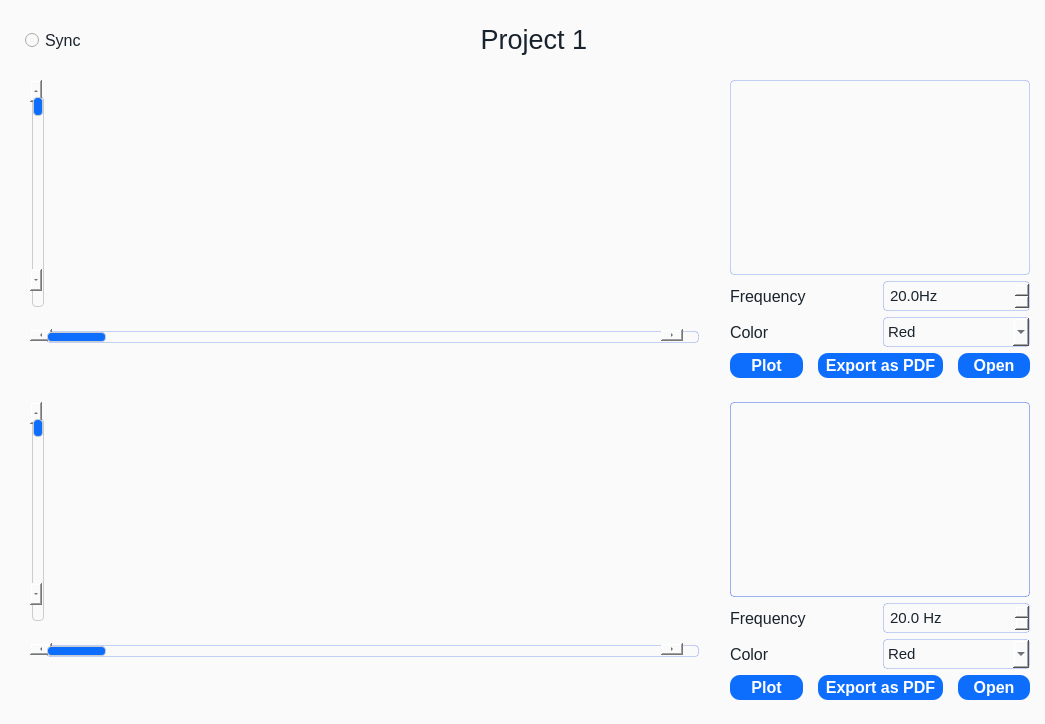
Above: main.ui from omarshaban02/SigView-DSP-Task before the change. Below: the same form after it.
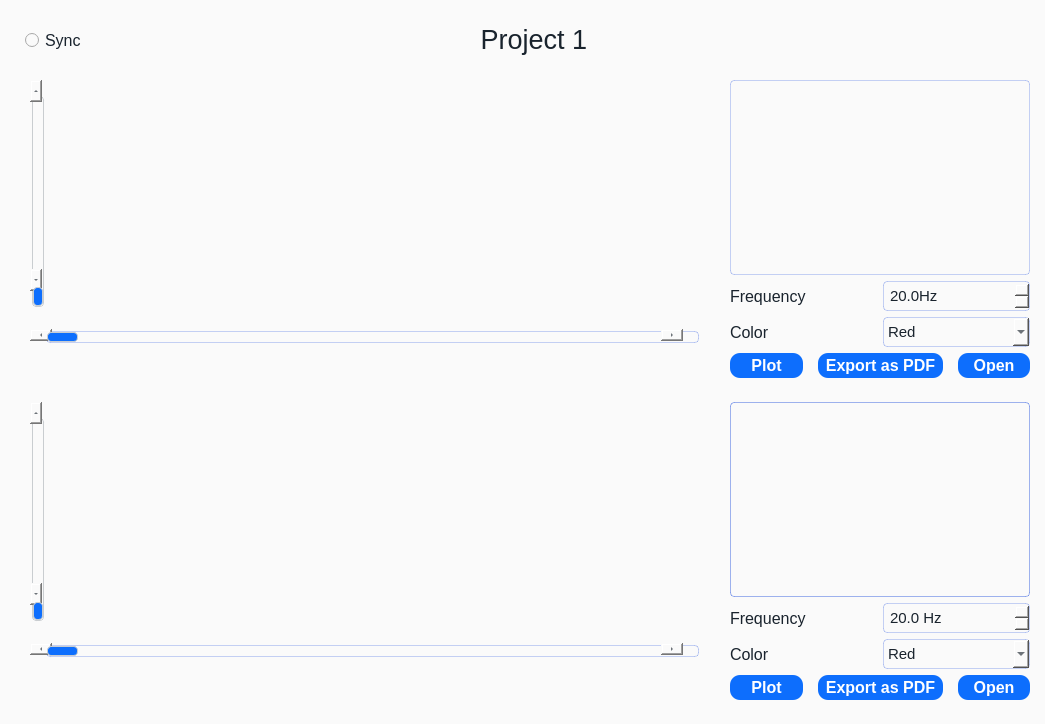
That is the form after the change. Icons and pictures are not drawn.

Commit message: ASG still good

```diff
--- a/main.ui
+++ b/main.ui
@@ -724,10 +724,19 @@
               <number>7</number>
              </property>
              <item>
-              <widget class="QScrollBar" name="verticalScrollBar">
+              <widget class="QScrollBar" name="vertical_scrollBar1">
+               <property name="cursor">
+                <cursorShape>SizeVerCursor</cursorShape>
+               </property>
+               <property name="value">
+                <number>0</number>
+               </property>
                <property name="orientation">
                 <enum>Qt::Vertical</enum>
                </property>
+               <property name="invertedAppearance">
+                <bool>true</bool>
+               </property>
               </widget>
              </item>
              <item>
@@ -744,6 +753,9 @@
              <property name="styleSheet">
               <string notr="true"/>
              </property>
+             <property name="maximum">
+              <number>200</number>
+             </property>
              <property name="orientation">
               <enum>Qt::Horizontal</enum>
              </property>
@@ -1350,10 +1362,22 @@
               <number>7</number>
              </property>
              <item>
-              <widget class="QScrollBar" name="verticalScrollBar_2">
+              <widget class="QScrollBar" name="vertical_scrollBar2">
+               <property name="cursor">
+                <cursorShape>SizeVerCursor</cursorShape>
+               </property>
+               <property name="value">
+                <number>0</number>
+               </property>
                <property name="orientation">
                 <enum>Qt::Vertical</enum>
                </property>
+               <property name="invertedAppearance">
+                <bool>true</bool>
+               </property>
+               <property name="invertedControls">
+                <bool>true</bool>
+               </property>
               </widget>
              </item>
              <item>
@@ -1367,6 +1391,12 @@
            </item>
            <item>
             <widget class="QScrollBar" name="horizontal_scrollBar2">
+             <property name="cursor">
+              <cursorShape>SizeHorCursor</cursorShape>
+             </property>
+             <property name="maximum">
+              <number>200</number>
+             </property>
              <property name="orientation">
               <enum>Qt::Horizontal</enum>
              </property>
```
Left out of the diff: 157 changed lines with no effect on the pictures. The commit also changes 2 other files.
